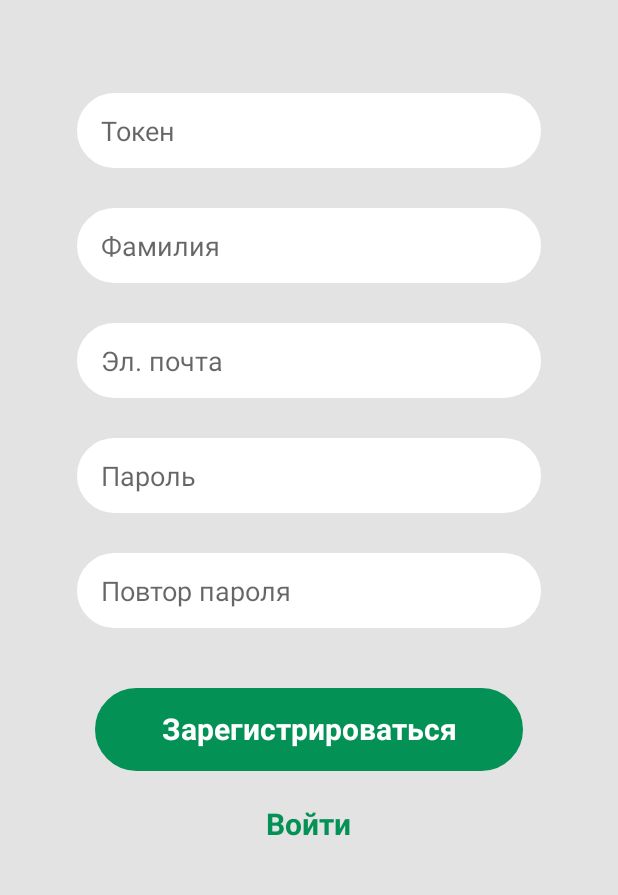
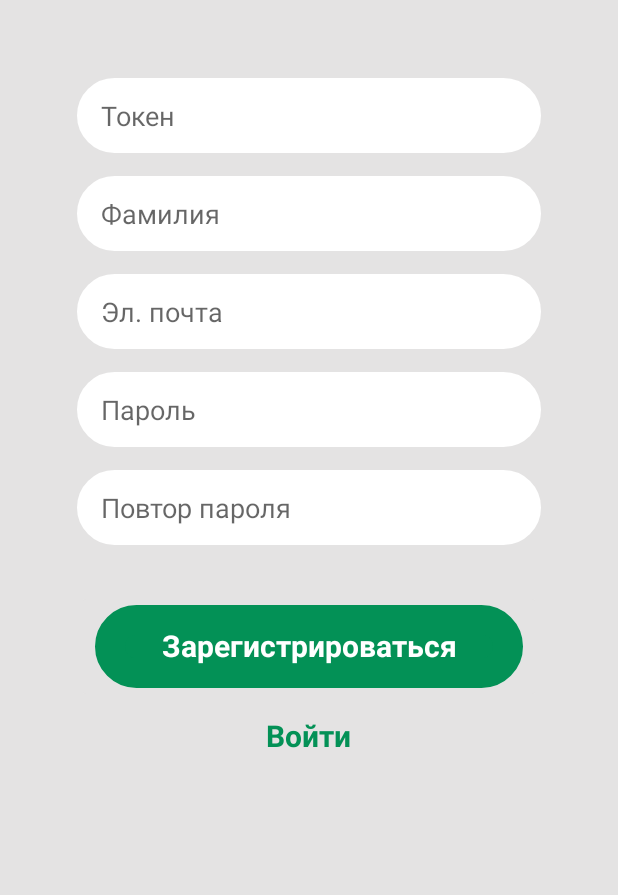
Before and after one commit to linedown/NefesleChat, an Android app: the RegisterActivity screen opened directly, with no data from a screen before it, on a phone screen of 412 x 824 dp, the part 230-1125 px from its top. Run offline under Robolectric (Android 15) with nearby library versions, the phone set to English and light mode, and no system bars; our stand-ins replace RxJava; Roboto replaces fonts that are not available here.

Commit message:
Версия 0.12. Отступы в px исправлены в sp. Исправлены фиксированные размеры поисковой строки и поля ввода сообщения

```diff
--- a/app/build.gradle.kts
+++ b/app/build.gradle.kts
@@ -11,7 +11,7 @@ android {
         minSdk = 26
         targetSdk = 35
         versionCode = 1
-        versionName = "0.1"
+        versionName = "0.12"
 
         testInstrumentationRunner = "androidx.test.runner.AndroidJUnitRunner"
     }
--- a/app/src/main/res/layout/activity_login.xml
+++ b/app/src/main/res/layout/activity_login.xml
@@ -51,15 +51,15 @@
         android:layout_width="match_parent"
         android:layout_height="50dp"
         android:layout_marginStart="35sp"
-        android:layout_marginTop="95px"
+        android:layout_marginTop="40sp"
         android:layout_marginEnd="35sp"
-        android:paddingLeft="16dp"
         android:autofillHints="@string/prompt_password"
         android:background="@drawable/bg"
         android:hint="@string/prompt_password"
         android:imeActionLabel="@string/action_sign_in_short"
         android:imeOptions="actionDone"
         android:inputType="textPassword"
+        android:paddingLeft="16dp"
         android:selectAllOnFocus="true"
         app:layout_constraintEnd_toEndOf="parent"
         app:layout_constraintStart_toStartOf="parent"
@@ -106,7 +106,7 @@
         android:id="@+id/sign_up_transition_button"
         android:layout_width="wrap_content"
         android:layout_height="wrap_content"
-        android:layout_marginTop="20px"
+        android:layout_marginTop="10sp"
         android:fontFamily="@font/noto_sans_bold"
         android:text="Регистрация"
         android:textColor="@color/neccessarygreen"
--- a/app/src/main/res/layout/activity_register.xml
+++ b/app/src/main/res/layout/activity_register.xml
@@ -16,88 +16,88 @@
         android:id="@+id/lastName"
         android:layout_width="match_parent"
         android:layout_height="50dp"
-        android:layout_marginTop="40px"
+        android:layout_marginStart="35sp"
+        android:layout_marginTop="15sp"
+        android:layout_marginEnd="35sp"
         android:autofillHints="@string/prompt_email"
-        android:paddingLeft="16dp"
         android:background="@drawable/bg"
         android:hint="@string/lastname_str"
         android:inputType="textEmailAddress"
+        android:paddingLeft="16dp"
         android:selectAllOnFocus="true"
         app:layout_constraintEnd_toEndOf="parent"
         app:layout_constraintStart_toStartOf="parent"
-        app:layout_constraintTop_toBottomOf="@+id/tokenRegister"
-        android:layout_marginStart="35sp"
-        android:layout_marginEnd="35sp" />
+        app:layout_constraintTop_toBottomOf="@+id/tokenRegister" />
 
     <EditText
         android:id="@+id/mailRegister"
         android:layout_width="match_parent"
         android:layout_height="50dp"
-        android:layout_marginTop="40px"
+        android:layout_marginStart="35sp"
+        android:layout_marginTop="15sp"
+        android:layout_marginEnd="35sp"
         android:autofillHints="@string/prompt_email"
-        android:paddingLeft="16dp"
         android:background="@drawable/bg"
         android:hint="@string/prompt_email"
         android:inputType="textEmailAddress"
+        android:paddingLeft="16dp"
         android:selectAllOnFocus="true"
         app:layout_constraintEnd_toEndOf="parent"
         app:layout_constraintStart_toStartOf="parent"
-        app:layout_constraintTop_toBottomOf="@+id/lastName"
-        android:layout_marginStart="35sp"
-        android:layout_marginEnd="35sp" />
+        app:layout_constraintTop_toBottomOf="@+id/lastName" />
 
     <EditText
         android:id="@+id/passwordRegister2"
         android:layout_width="match_parent"
         android:layout_height="50dp"
-        android:layout_marginTop="40px"
+        android:layout_marginStart="35sp"
+        android:layout_marginTop="15sp"
+        android:layout_marginEnd="35sp"
         android:autofillHints=""
         android:background="@drawable/bg"
-        android:paddingLeft="16dp"
         android:hint="@string/prompt_replay_password"
         android:imeOptions="actionDone"
         android:inputType="textPassword"
+        android:paddingLeft="16dp"
         android:selectAllOnFocus="true"
         app:layout_constraintEnd_toEndOf="parent"
         app:layout_constraintStart_toStartOf="parent"
-        app:layout_constraintTop_toBottomOf="@+id/passwordRegister"
-        android:layout_marginStart="35sp"
-        android:layout_marginEnd="35sp" />
+        app:layout_constraintTop_toBottomOf="@+id/passwordRegister" />
 
     <EditText
         android:id="@+id/tokenRegister"
         android:layout_width="match_parent"
         android:layout_height="50dp"
-        android:layout_marginTop="199dp"
+        android:layout_marginStart="35sp"
+        android:layout_marginTop="189dp"
+        android:layout_marginEnd="35sp"
         android:autofillHints="@string/prompt_email"
-        android:paddingLeft="16dp"
         android:background="@drawable/bg"
         android:hint="@string/token_hint_str"
         android:inputType="textEmailAddress"
+        android:paddingLeft="16dp"
         android:selectAllOnFocus="true"
         app:layout_constraintEnd_toEndOf="parent"
         app:layout_constraintStart_toStartOf="parent"
-        app:layout_constraintTop_toTopOf="parent"
-        android:layout_marginStart="35sp"
-        android:layout_marginEnd="35sp" />
+        app:layout_constraintTop_toTopOf="parent" />
 
     <EditText
         android:id="@+id/passwordRegister"
         android:layout_width="match_parent"
         android:layout_height="50dp"
-        android:paddingLeft="16dp"
-        android:layout_marginTop="40px"
+        android:layout_marginStart="35sp"
+        android:layout_marginTop="15sp"
+        android:layout_marginEnd="35sp"
         android:autofillHints="@string/prompt_password"
         android:background="@drawable/bg"
         android:hint="@string/prompt_password"
         android:imeActionLabel="@string/action_sign_in_short"
         android:inputType="textPassword"
+        android:paddingLeft="16dp"
         android:selectAllOnFocus="true"
         app:layout_constraintEnd_toEndOf="parent"
         app:layout_constraintStart_toStartOf="parent"
-        app:layout_constraintTop_toBottomOf="@+id/mailRegister"
-        android:layout_marginStart="35sp"
-        android:layout_marginEnd="35sp" />
+        app:layout_constraintTop_toBottomOf="@+id/mailRegister" />
 
     <TextView
         android:id="@+id/registerLabel"
@@ -155,7 +155,7 @@
         android:id="@+id/on_sign_in_button"
         android:layout_width="wrap_content"
         android:layout_height="wrap_content"
-        android:layout_marginTop="20px"
+        android:layout_marginTop="10sp"
         android:background="@color/nedowhite"
         android:fontFamily="@font/noto_sans_bold"
         android:text="Войти"
--- a/app/src/main/res/values/colors.xml
+++ b/app/src/main/res/values/colors.xml
@@ -18,7 +18,7 @@
     <color name="settingsBack">#C4C4C4</color>
     <color name="otherSettingsColor">#777</color>
     <color name="groupChatColor">#8200AC</color>
-    <color name="red">#5FC69B</color>
+    <color name="red">#FF0000</color>
     <color name="readChatColor">#4F5653</color>
 
 </resources>
```
Also changed, not shown: app/src/main/java/ru/linedown/nefeslechat/classes/ResultMessageLayout.java (+11 -17 lines), app/src/main/res/layout/fragment_chat.xml (+6 -3 lines), app/src/main/res/layout/fragment_search.xml (+5 -3 lines).
